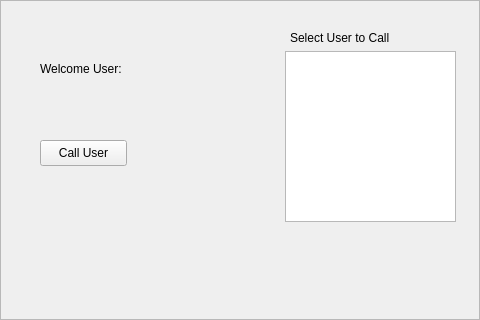
Before: the Qt Designer form bell-client/ui-designer/Main-Window.ui in tillgo/ring-doorbell, drawn with Qt 5.
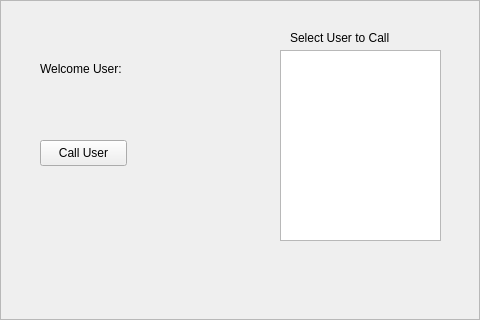
After: the same form once the commit is applied. The open tabs and pages were chosen to show the change. Icons and pictures are not drawn.

Commit message: select which user to call

Patch:
```diff
--- a/bell-client/ui-designer/Main-Window.ui
+++ b/bell-client/ui-designer/Main-Window.ui
@@ -93,16 +93,6 @@
           <string>Call User</string>
          </property>
         </widget>
-        <widget class="QListView" name="userList">
-         <property name="geometry">
-          <rect>
-           <x>275</x>
-           <y>41</y>
-           <width>171</width>
-           <height>171</height>
-          </rect>
-         </property>
-        </widget>
         <widget class="QLabel" name="label_2">
          <property name="geometry">
           <rect>
@@ -116,6 +106,16 @@
           <string>Select User to Call</string>
          </property>
         </widget>
+        <widget class="QListWidget" name="listWidget">
+         <property name="geometry">
+          <rect>
+           <x>270</x>
+           <y>40</y>
+           <width>161</width>
+           <height>191</height>
+          </rect>
+         </property>
+        </widget>
        </widget>
        <widget class="QWidget" name="call_page">
         <widget class="QLabel" name="video_label">
```
Left out of the diff: 2 changed lines with no effect on the pictures.
